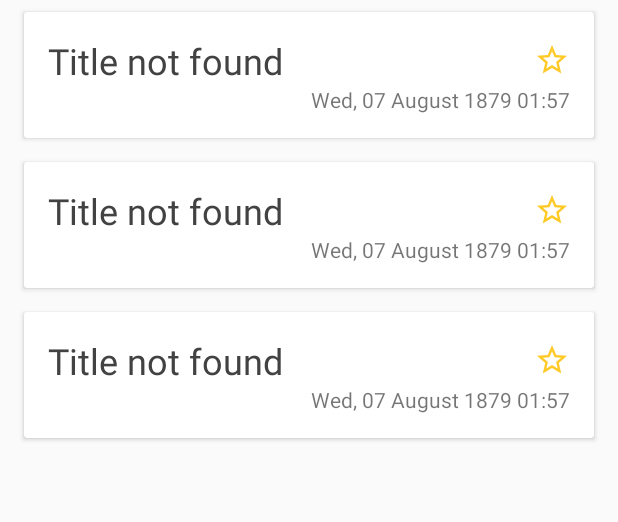
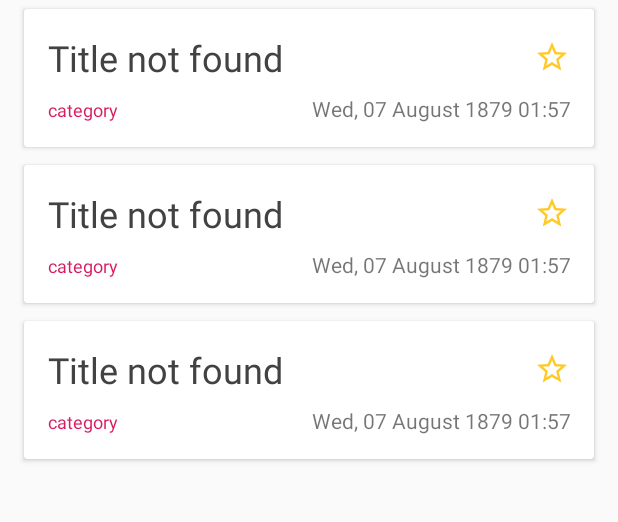
Before and after one commit to RockPilgrim/Gooood-News, an Android app: the layout list_activity.xml on its own in the app's theme, with its tools: preview values and no code run, on a phone screen of 412 x 824 dp, the part 84-606 px from its top. Run offline under Robolectric (Android 15) with nearby library versions, the phone set to English and light mode, and no system bars.

Commit message:
Add category, and category filter.

```diff
--- a/GoooodNews/app/src/main/java/my/rockpilgrim/goooodnews/data/DataCard.kt
+++ b/GoooodNews/app/src/main/java/my/rockpilgrim/goooodnews/data/DataCard.kt
@@ -2,8 +2,11 @@ package my.rockpilgrim.goooodnews.data
 
 interface DataCard {
 
+    fun findCategory(category: String)
+
     fun getTitle(position: Int): String
     fun getDate(position: Int): String
+    fun getCategory(position: Int): String
     fun isFavorite(position: Int): Boolean
     fun setFavorite(position: Int,isFavorite:Boolean)
     fun getCount(): Int
--- a/GoooodNews/app/src/main/java/my/rockpilgrim/goooodnews/ui/list/ItemRequest.kt
+++ b/GoooodNews/app/src/main/java/my/rockpilgrim/goooodnews/ui/list/ItemRequest.kt
@@ -4,8 +4,10 @@ interface ItemRequest {
 
     fun attach()
     fun update()
+    fun findCategory(category: String)
 
     fun getTitle(position: Int): String
+    fun getCategory(position: Int): String
     fun isFavorite(position: Int): Boolean
     fun setFavorite(position: Int,isFavorite:Boolean)
     fun getDate(position: Int): String
--- a/GoooodNews/app/src/main/res/layout/list_item.xml
+++ b/GoooodNews/app/src/main/res/layout/list_item.xml
@@ -1,8 +1,8 @@
 <?xml version="1.0" encoding="utf-8"?>
 <androidx.cardview.widget.CardView xmlns:android="http://schemas.android.com/apk/res/android"
     android:id="@+id/itemContainer"
-    android:layout_marginTop="8dp"
-    android:layout_marginBottom="8dp"
+    android:layout_marginTop="6dp"
+    android:layout_marginBottom="6dp"
     android:layout_marginStart="16dp"
     android:layout_marginEnd="16dp"
     android:layout_width="match_parent"
@@ -37,13 +37,31 @@
                 android:layout_width="24dp"
                 android:layout_height="24dp"/>
         </LinearLayout>
+    <LinearLayout
+        android:layout_marginTop="8dp"
+        android:orientation="horizontal"
+        android:layout_width="match_parent"
+        android:layout_height="wrap_content">
+
+        <TextView
+            android:id="@+id/categoryButton"
+            android:text="@string/category"
+            android:textSize="12sp"
+            android:textAllCaps="false"
+            android:textColor="@color/colorAccent"
+            android:gravity="start"
+            android:layout_width="wrap_content"
+            android:layout_height="wrap_content"/>
         <TextView
             android:id="@+id/itemDateTextView"
             android:text="@string/pubDate"
             android:maxLines="1"
-            android:layout_gravity="end"
-            android:layout_width="wrap_content"
+            android:layout_weight="1"
+            android:gravity="end"
+            android:layout_width="0dp"
             android:layout_height="wrap_content"/>
     </LinearLayout>
 
+    </LinearLayout>
+
 </androidx.cardview.widget.CardView>
--- a/GoooodNews/app/src/main/res/values/strings.xml
+++ b/GoooodNews/app/src/main/res/values/strings.xml
@@ -4,4 +4,5 @@
     <string name="pubDate">Wed, 07 August 1879 01:57</string>
     <string name="lorem_ipsum">Lorem ipsum dolor sit amet, consectetur adipiscing elit, sed do eiusmod tempor incididunt ut labore et dolore magna aliqua. Ut enim ad minim veniam, quis nostrud exercitation ullamco laboris nisi ut aliquip ex ea commodo consequat. Duis aute irure dolor in reprehenderit in voluptate velit esse cillum dolore eu fugiat nulla pariatur. Excepteur sint occaecat cupidatat non proident, sunt in culpa qui officia deserunt mollit anim id est laborum.</string>
     <string name="connection_error">Connection error</string>
+    <string name="category">category</string>
 </resources>
```
Also changed, not shown: GoooodNews/app/src/main/java/my/rockpilgrim/goooodnews/data/Model.kt (+23 -9 lines), GoooodNews/app/src/main/java/my/rockpilgrim/goooodnews/ui/list/ListActivity.kt (+7 -6 lines), GoooodNews/app/src/main/java/my/rockpilgrim/goooodnews/ui/list/ListItemHolder.kt (+13 -0 lines), GoooodNews/app/src/main/java/my/rockpilgrim/goooodnews/ui/list/ListPresenter.kt (+9 -0 lines).
